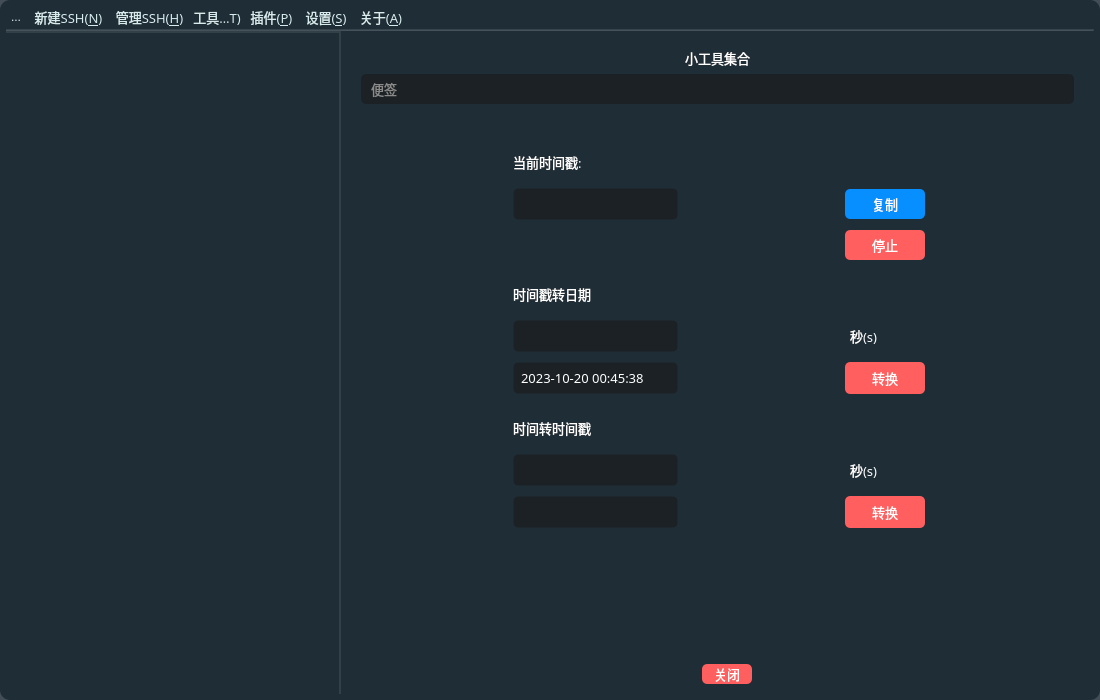
First picture: the form in mainwindow.ui, repository HuaGouFdog/Fdog-Kit, before the edit.
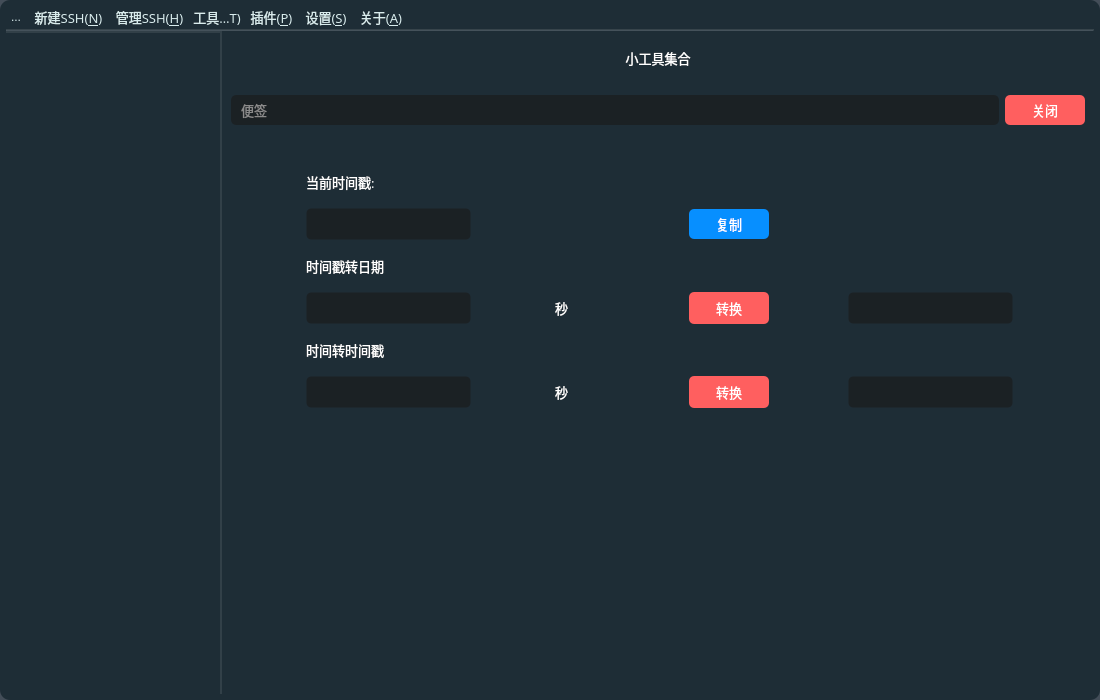
Second picture: the form after the edit. The open tabs and pages were chosen to show the change. Icons and pictures are not drawn.

What changed in the file:
```diff
--- a/mainwindow.ui
+++ b/mainwindow.ui
@@ -1179,6 +1179,30 @@
                     </property>
                    </widget>
                   </item>
+                 </layout>
+                </widget>
+               </item>
+               <item>
+                <widget class="QWidget" name="widget_3" native="true">
+                 <property name="minimumSize">
+                  <size>
+                   <width>0</width>
+                   <height>50</height>
+                  </size>
+                 </property>
+                 <layout class="QHBoxLayout" name="horizontalLayout_11">
+                  <property name="leftMargin">
+                   <number>9</number>
+                  </property>
+                  <property name="topMargin">
+                   <number>0</number>
+                  </property>
+                  <property name="rightMargin">
+                   <number>9</number>
+                  </property>
+                  <property name="bottomMargin">
+                   <number>0</number>
+                  </property>
                   <item>
                    <widget class="QComboBox" name="comboBox_tool">
                     <property name="minimumSize">
@@ -1287,6 +1311,55 @@
                     </item>
                    </widget>
                   </item>
+                  <item>
+                   <widget class="QToolButton" name="toolButton_closetool">
+                    <property name="minimumSize">
+                     <size>
+                      <width>80</width>
+                      <height>30</height>
+                     </size>
+                    </property>
+                    <property name="maximumSize">
+                     <size>
+                      <width>80</width>
+                      <height>30</height>
+                     </size>
+                    </property>
+                    <property name="font">
+                     <font>
+                      <family>OPPOSans B</family>
+                      <pointsize>10</pointsize>
+                      <stylestrategy>PreferAntialias</stylestrategy>
+                     </font>
+                    </property>
+                    <property name="styleSheet">
+                     <string notr="true">QToolButton {
+	color: rgb(255, 255, 255);
+	background-color: rgb(255, 95, 95);
+	border-radius: 5px;
+}
+
+QToolButton::menu-indicator { 
+	image: None;
+}
+
+ 
+QToolButton:hover {
+	color: rgb(255, 255, 255);
+	background-color: rgb(255, 95, 95);
+}</string>
+                    </property>
+                    <property name="text">
+                     <string>关闭</string>
+                    </property>
+                    <property name="iconSize">
+                     <size>
+                      <width>16</width>
+                      <height>10</height>
+                     </size>
+                    </property>
+                   </widget>
+                  </item>
                  </layout>
                 </widget>
                </item>
@@ -2020,76 +2093,7 @@
                       <property name="verticalSpacing">
                        <number>10</number>
                       </property>
-                      <item row="0" column="0">
-                       <widget class="QLabel" name="label_now_timestamp">
-                        <property name="minimumSize">
-                         <size>
-                          <width>0</width>
-                          <height>32</height>
-                         </size>
-                        </property>
-                        <property name="maximumSize">
-                         <size>
-                          <width>16777215</width>
-                          <height>32</height>
-                         </size>
-                        </property>
-                        <property name="font">
-                         <font>
-                          <family>OPPOSans B</family>
-                          <pointsize>10</pointsize>
-                          <stylestrategy>PreferAntialias</stylestrategy>
-                         </font>
-                        </property>
-                        <property name="text">
-                         <string>当前时间戳:</string>
-                        </property>
-                       </widget>
-                      </item>
-                      <item row="2" column="1">
-                       <widget class="QToolButton" name="toolButton_timestamp_stop">
-                        <property name="minimumSize">
-                         <size>
-                          <width>80</width>
-                          <height>30</height>
-                         </size>
-                        </property>
-                        <property name="maximumSize">
-                         <size>
-                          <width>80</width>
-                          <height>30</height>
-                         </size>
-                        </property>
-                        <property name="font">
-                         <font>
-                          <family>OPPOSans B</family>
-                          <pointsize>10</pointsize>
-                          <stylestrategy>PreferAntialias</stylestrategy>
-                         </font>
-                        </property>
-                        <property name="styleSheet">
-                         <string notr="true">QToolButton {
-	color: rgb(255, 255, 255);
-	background-color: rgb(255, 95, 95);
-	border-radius: 5px;
-}
-
-QToolButton::menu-indicator { 
-	image: None;
-}
-
- 
-QToolButton:hover {
-	color: rgb(255, 255, 255);
-	background-color: rgb(255, 95, 95);
-}</string>
-                        </property>
-                        <property name="text">
-                         <string>停止</string>
-                        </property>
-                       </widget>
-                      </item>
-                      <item row="1" column="1">
+                      <item row="1" column="2">
                        <widget class="QToolButton" name="toolButton_timestamp_copy">
                         <property name="minimumSize">
                          <size>
@@ -2132,64 +2136,95 @@
                         </property>
                        </widget>
                       </item>
-                      <item row="1" column="0">
-                       <widget class="QLineEdit" name="lineEdit_now_timestamp">
-                        <property name="minimumSize">
-                         <size>
-                          <width>165</width>
-                          <height>32</height>
-                         </size>
-                        </property>
-                        <property name="maximumSize">
-                         <size>
-                          <width>165</width>
-                          <height>32</height>
-                         </size>
-                        </property>
-                        <property name="font">
-                         <font>
-                          <family>OPPOSans B</family>
-                          <pointsize>10</pointsize>
-                          <stylestrategy>PreferAntialias</stylestrategy>
-                         </font>
-                        </property>
-                        <property name="styleSheet">
-                         <string notr="true">background-color: rgb(25, 25, 25, 155);
-border: 1px solid rgba(255, 255, 255, 0);
-border-radius: 5px;
-padding-left:5px;
-/*padding-right:10px;*/</string>
-                        </property>
-                        <property name="readOnly">
-                         <bool>true</bool>
-                        </property>
-                       </widget>
-                      </item>
-                     </layout>
-                    </widget>
-                   </item>
-                   <item>
-                    <widget class="QWidget" name="gridWidget_time2date" native="true">
-                     <layout class="QGridLayout" name="gridLayout_3">
-                      <property name="leftMargin">
-                       <number>0</number>
-                      </property>
-                      <property name="topMargin">
-                       <number>0</number>
-                      </property>
-                      <property name="rightMargin">
-                       <number>0</number>
-                      </property>
-                      <property name="bottomMargin">
-                       <number>0</number>
-                      </property>
-                      <property name="horizontalSpacing">
-                       <number>0</number>
-                      </property>
-                      <property name="verticalSpacing">
-                       <number>10</number>
-                      </property>
                       <item row="0" column="0">
+                       <widget class="QLabel" name="label_now_timestamp">
+                        <property name="minimumSize">
+                         <size>
+                          <width>0</width>
+                          <height>32</height>
+                         </size>
+                        </property>
+                        <property name="maximumSize">
+                         <size>
+                          <width>16777215</width>
+                          <height>32</height>
+                         </size>
+                        </property>
+                        <property name="font">
+                         <font>
+                          <family>OPPOSans B</family>
+                          <pointsize>10</pointsize>
+                          <stylestrategy>PreferAntialias</stylestrategy>
+                         </font>
+                        </property>
+                        <property name="text">
+                         <string>当前时间戳:</string>
+                        </property>
+                       </widget>
+                      </item>
+                      <item row="3" column="1">
+                       <widget class="QComboBox" name="comboBox_time2date">
+                        <property name="minimumSize">
+                         <size>
+                          <width>60</width>
+                          <height>32</height>
+                         </size>
+                        </property>
+                        <property name="maximumSize">
+                         <size>
+                          <width>60</width>
+                          <height>32</height>
+                         </size>
+                        </property>
+                        <property name="font">
+                         <font>
+                          <family>OPPOSans B</family>
+                          <pointsize>10</pointsize>
+                          <stylestrategy>PreferAntialias</stylestrategy>
+                         </font>
+                        </property>
+                        <property name="styleSheet">
+                         <string notr="true">QComboBox{ 
+border:0px solid gray;  
+border-radius:5px;  
+/*padding: 5px; */
+/*min-width:4em;*/
+}
+
+QComboBox::drop-down{
+subcontrol-origin:padding; 
+subcontrol-position:top right; 
+width:20px; 
+/*border-left-width:1px;*/
+border-left-color:darkgray;
+border-left-style:solid; 
+border-top-right-radius:3px; 
+border-bottom-right-radius:3px;
+}
+QComboBox QAbstractItemView{
+border: 2px solid #4E6D8C;
+}
+QComboBox::down-arrow{
+border-image: url(:/lib/up.png);
+    width:20px;
+	height:20px;
+
+}
+</string>
+                        </property>
+                        <item>
+                         <property name="text">
+                          <string>秒</string>
+                         </property>
+                        </item>
+                        <item>
+                         <property name="text">
+                          <string>毫秒</string>
+                         </property>
+                        </item>
+                       </widget>
+                      </item>
+                      <item row="2" column="0">
                        <widget class="QLabel" name="label_time2date">
                         <property name="minimumSize">
                          <size>
@@ -2215,7 +2250,7 @@
                         </property>
                        </widget>
                       </item>
-                      <item row="1" column="0">
+                      <item row="3" column="0">
                        <widget class="QLineEdit" name="lineEdit_time2date_in">
                         <property name="minimumSize">
                          <size>
@@ -2248,7 +2283,66 @@
                         </property>
                        </widget>
                       </item>
-                      <item row="2" column="0">
+                      <item row="1" column="0">
+                       <widget class="QLineEdit" name="lineEdit_now_timestamp">
+                        <property name="minimumSize">
+                         <size>
+                          <width>165</width>
+                          <height>32</height>
+                         </size>
+                        </property>
+                        <property name="maximumSize">
+                         <size>
+                          <width>165</width>
+                          <height>32</height>
+                         </size>
+                        </property>
+                        <property name="font">
+                         <font>
+                          <family>OPPOSans B</family>
+                          <pointsize>10</pointsize>
+                          <stylestrategy>PreferAntialias</stylestrategy>
+                         </font>
+                        </property>
+                        <property name="styleSheet">
+                         <string notr="true">background-color: rgb(25, 25, 25, 155);
+border: 1px solid rgba(255, 255, 255, 0);
+border-radius: 5px;
+padding-left:5px;
+/*padding-right:10px;*/</string>
+                        </property>
+                        <property name="readOnly">
+                         <bool>true</bool>
+                        </property>
+                       </widget>
+                      </item>
+                      <item row="5" column="0">
+                       <widget class="QLabel" name="label_date2time">
+                        <property name="minimumSize">
+                         <size>
+                          <width>0</width>
+                          <height>32</height>
+                         </size>
+                        </property>
+                        <property name="maximumSize">
+                         <size>
+                          <width>16777215</width>
+                          <height>32</height>
+                         </size>
+                        </property>
+                        <property name="font">
+                         <font>
+                          <family>OPPOSans B</family>
+                          <pointsize>10</pointsize>
+                          <stylestrategy>PreferAntialias</stylestrategy>
+                         </font>
+                        </property>
+                        <property name="text">
+                         <string>时间转时间戳</string>
+                        </property>
+                       </widget>
+                      </item>
+                      <item row="3" column="3">
                        <widget class="QLineEdit" name="lineEdit_time2date_out">
                         <property name="minimumSize">
                          <size>
@@ -2277,73 +2371,11 @@
 /*padding-right:10px;*/</string>
                         </property>
                         <property name="text">
-                         <string>2023-10-20 00:45:38</string>
+                         <string/>
                         </property>
                        </widget>
                       </item>
-                      <item row="1" column="1">
-                       <widget class="QComboBox" name="comboBox_time2date">
-                        <property name="minimumSize">
-                         <size>
-                          <width>80</width>
-                          <height>32</height>
-                         </size>
-                        </property>
-                        <property name="maximumSize">
-                         <size>
-                          <width>80</width>
-                          <height>32</height>
-                         </size>
-                        </property>
-                        <property name="font">
-                         <font>
-                          <family>OPPOSans B</family>
-                          <pointsize>10</pointsize>
-                          <stylestrategy>PreferAntialias</stylestrategy>
-                         </font>
-                        </property>
-                        <property name="styleSheet">
-                         <string notr="true">QComboBox{ 
-border:0px solid gray;  
-border-radius:5px;  
-/*padding: 5px; */
-/*min-width:4em;*/
-}
-
-QComboBox::drop-down{
-subcontrol-origin:padding; 
-subcontrol-position:top right; 
-width:20px; 
-/*border-left-width:1px;*/
-border-left-color:darkgray;
-border-left-style:solid; 
-border-top-right-radius:3px; 
-border-bottom-right-radius:3px;
-}
-QComboBox QAbstractItemView{
-border: 2px solid #4E6D8C;
-}
-QComboBox::down-arrow{
-border-image: url(:/lib/up.png);
-    width:20px;
-	height:20px;
-
-}
-</string>
-                        </property>
-                        <item>
-                         <property name="text">
-                          <string>秒(s)</string>
-                         </property>
-                        </item>
-                        <item>
-                         <property name="text">
-                          <string>毫秒(ms)</string>
-                         </property>
-                        </item>
-                       </widget>
-                      </item>
-                      <item row="2" column="1">
+                      <item row="3" column="2">
                        <widget class="QToolButton" name="toolButton_time2date">
                         <property name="minimumSize">
                          <size>
@@ -2386,61 +2418,7 @@
                         </property>
                        </widget>
                       </item>
-                     </layout>
-                    </widget>
-                   </item>
-                   <item>
-                    <widget class="QWidget" name="gridWidget_date2time" native="true">
-                     <layout class="QGridLayout" name="gridLayout_4">
-                      <property name="leftMargin">
-                       <number>0</number>
-                      </property>
-                      <property name="topMargin">
-                       <number>0</number>
-                      </property>
-                      <property name="rightMargin">
-                       <number>0</number>
-                      </property>
-                      <property name="bottomMargin">
-                       <number>0</number>
-                      </property>
-                      <property name="horizontalSpacing">
-                       <number>0</number>
-                      </property>
-                      <property name="verticalSpacing">
-                       <number>10</number>
-                      </property>
-                      <item row="2" column="0">
-                       <widget class="QLineEdit" name="lineEdit_date2time_out">
-                        <property name="minimumSize">
-                         <size>
-                          <width>165</width>
-                          <height>32</height>
-                         </size>
-                        </property>
-                        <property name="maximumSize">
-                         <size>
-                          <width>165</width>
-                          <height>32</height>
-                         </size>
-                        </property>
-                        <property name="font">
-                         <font>
-                          <family>OPPOSans B</family>
-                          <pointsize>10</pointsize>
-                          <stylestrategy>PreferAntialias</stylestrategy>
-                         </font>
-                        </property>
-                        <property name="styleSheet">
-                         <string notr="true">background-color: rgb(25, 25, 25, 155);
-border: 1px solid rgba(255, 255, 255, 0);
-border-radius: 5px;
-padding-left:5px;
-/*padding-right:10px;*/</string>
-                        </property>
-                       </widget>
-                      </item>
-                      <item row="1" column="0">
+                      <item row="6" column="0">
                        <widget class="QLineEdit" name="lineEdit_date2time_in">
                         <property name="minimumSize">
                          <size>
@@ -2470,43 +2448,17 @@
                         </property>
                        </widget>
                       </item>
-                      <item row="0" column="0">
-                       <widget class="QLabel" name="label_date2time">
-                        <property name="minimumSize">
-                         <size>
-                          <width>0</width>
-                          <height>32</height>
-                         </size>
-                        </property>
-                        <property name="maximumSize">
-                         <size>
-                          <width>16777215</width>
-                          <height>32</height>
-                         </size>
-                        </property>
-                        <property name="font">
-                         <font>
-                          <family>OPPOSans B</family>
-                          <pointsize>10</pointsize>
-                          <stylestrategy>PreferAntialias</stylestrategy>
-                         </font>
-                        </property>
-                        <property name="text">
-                         <string>时间转时间戳</string>
-                        </property>
-                       </widget>
-                      </item>
-                      <item row="1" column="1">
+                      <item row="6" column="1">
                        <widget class="QComboBox" name="comboBox_date2time">
                         <property name="minimumSize">
                          <size>
-                          <width>80</width>
+                          <width>60</width>
                           <height>32</height>
                          </size>
                         </property>
                         <property name="maximumSize">
                          <size>
-                          <width>80</width>
+                          <width>60</width>
                           <height>32</height>
                          </size>
                         </property>
@@ -2548,7 +2500,7 @@
                         </property>
                         <item>
                          <property name="text">
-                          <string>秒(s)</string>
+                          <string>秒</string>
                          </property>
                         </item>
                         <item>
@@ -2558,7 +2510,7 @@
                         </item>
                        </widget>
                       </item>
-                      <item row="2" column="1">
+                      <item row="6" column="2">
                        <widget class="QToolButton" name="toolButton_date2time">
                         <property name="minimumSize">
                          <size>
@@ -2601,6 +2553,36 @@
                         </property>
                        </widget>
                       </item>
+                      <item row="6" column="3">
+                       <widget class="QLineEdit" name="lineEdit_date2time_out">
+                        <property name="minimumSize">
+                         <size>
+                          <width>165</width>
+                          <height>32</height>
+                         </size>
+                        </property>
+                        <property name="maximumSize">
+                         <size>
+                          <width>165</width>
+                          <height>32</height>
+                         </size>
+                        </property>
+                        <property name="font">
+                         <font>
+                          <family>OPPOSans B</family>
+                          <pointsize>10</pointsize>
+                          <stylestrategy>PreferAntialias</stylestrategy>
+                         </font>
+                        </property>
+                        <property name="styleSheet">
+                         <string notr="true">background-color: rgb(25, 25, 25, 155);
+border: 1px solid rgba(255, 255, 255, 0);
+border-radius: 5px;
+padding-left:5px;
+/*padding-right:10px;*/</string>
+                        </property>
+                       </widget>
+                      </item>
                      </layout>
                     </widget>
                    </item>
@@ -3133,55 +3115,6 @@
                   <property name="bottomMargin">
                    <number>0</number>
                   </property>
-                  <item>
-                   <widget class="QToolButton" name="toolButton_closetool">
-                    <property name="minimumSize">
-                     <size>
-                      <width>0</width>
-                      <height>20</height>
-                     </size>
-                    </property>
-                    <property name="maximumSize">
-                     <size>
-                      <width>50</width>
-                      <height>20</height>
-                     </size>
-                    </property>
-                    <property name="font">
-                     <font>
-                      <family>OPPOSans B</family>
-                      <pointsize>10</pointsize>
-                      <stylestrategy>PreferAntialias</stylestrategy>
-                     </font>
-                    </property>
-                    <property name="styleSheet">
-                     <string notr="true">QToolButton {
-	color: rgb(255, 255, 255);
-	background-color: rgb(255, 95, 95);
-	border-radius: 5px;
-}
-
-QToolButton::menu-indicator { 
-	image: None;
-}
-
- 
-QToolButton:hover {
-	color: rgb(255, 255, 255);
-	background-color: rgb(255, 95, 95);
-}</string>
-                    </property>
-                    <property name="text">
-                     <string>关闭</string>
-                    </property>
-                    <property name="iconSize">
-                     <size>
-                      <width>16</width>
-                      <height>10</height>
-                     </size>
-                    </property>
-                   </widget>
-                  </item>
                  </layout>
                 </widget>
                </item>
```
Left out of the diff: 6 changed lines with no effect on the pictures.
